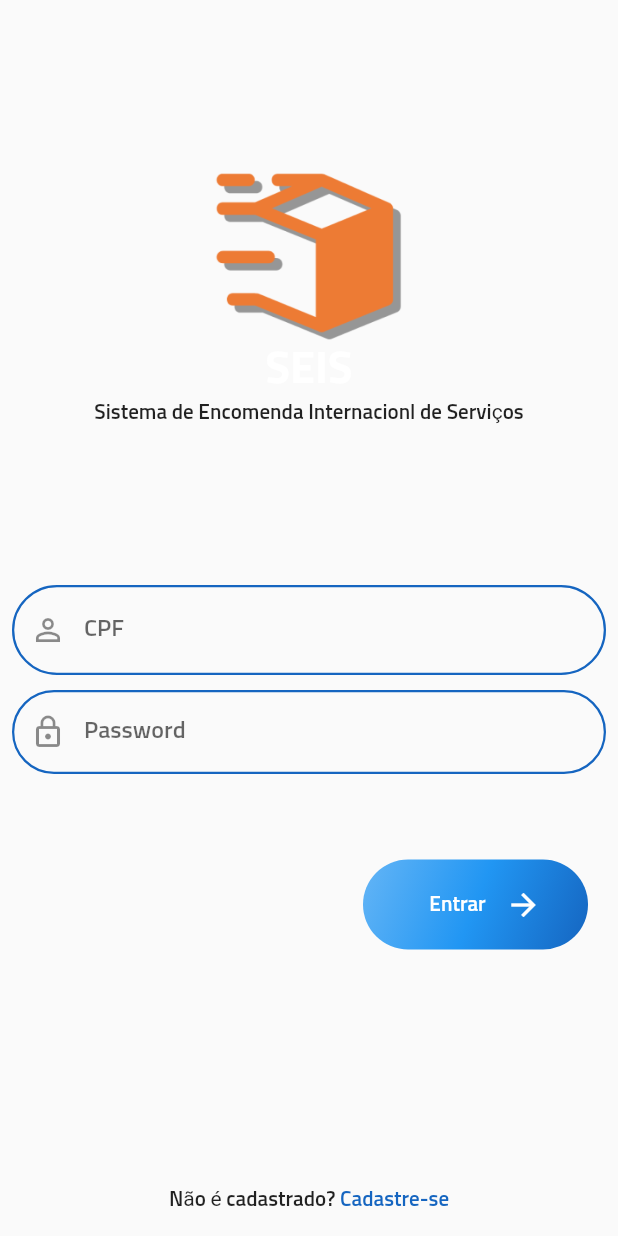
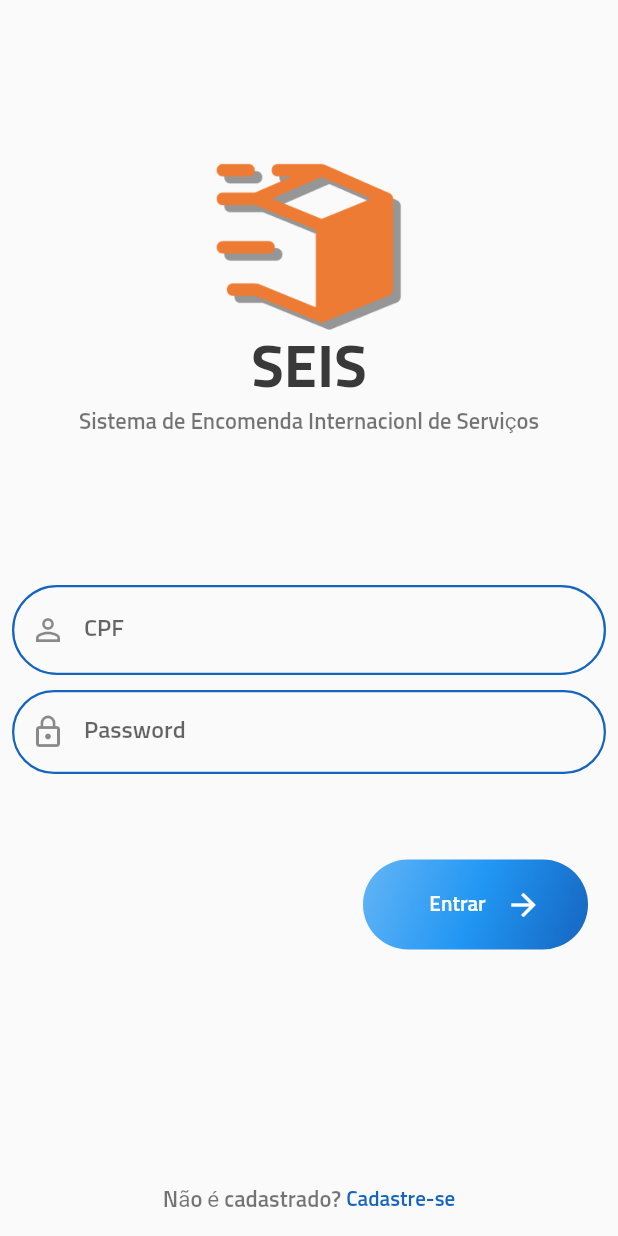
Before and after one commit to Jamilyasbarb/prototipo-login, a Flutter app: the screen it shows after launch, on a phone screen of 412 x 824 dp. Run offline on Flutter 3.47's test engine with Material 2 defaults, Android fonts, the phone set to English and light mode, and no system bars.

Commit message:
feat: theme
adicionado thema para fonts, cor e texto

```diff
--- a/lib/app_widget.dart
+++ b/lib/app_widget.dart
@@ -1,6 +1,7 @@
 import 'package:flutter/material.dart';
 import 'package:prototipo_login/pages/cadastro/cadastro_page.dart';
 import 'package:prototipo_login/pages/login/login_page.dart';
+import 'package:prototipo_login/pages/splash/splash_page.dart';
 
 class AppWidget extends StatelessWidget {
   const AppWidget({super.key});
@@ -11,16 +12,29 @@ class AppWidget extends StatelessWidget {
       theme: ThemeData(
         textTheme: TextTheme(
           titleLarge: TextStyle(
-            fontSize: 30,
-            color: Colors.white,
+            fontSize: 40,
+            color: Color.fromARGB(255, 57, 57, 57),
             fontWeight: FontWeight.bold
+          ),
+
+          bodyMedium: TextStyle(
+            fontSize: 15,
+            color: Colors.black54,
+            fontWeight: FontWeight.w400
+          ),
+        ),
+        appBarTheme: AppBarTheme(
+          color: Colors.yellow[900],
+          titleTextStyle: TextStyle(
+            fontSize: 20
           ),
         ),
         fontFamily: 'Sunflower'
       ),
       initialRoute: '/',
       routes: {
-        '/':(context) => LoginPage(),
+        '/':(context) => SplashPage(),
+        'login':(context) => LoginPage(),
         'cadastro':(context) => CadastroPage()
       },
     );
```
